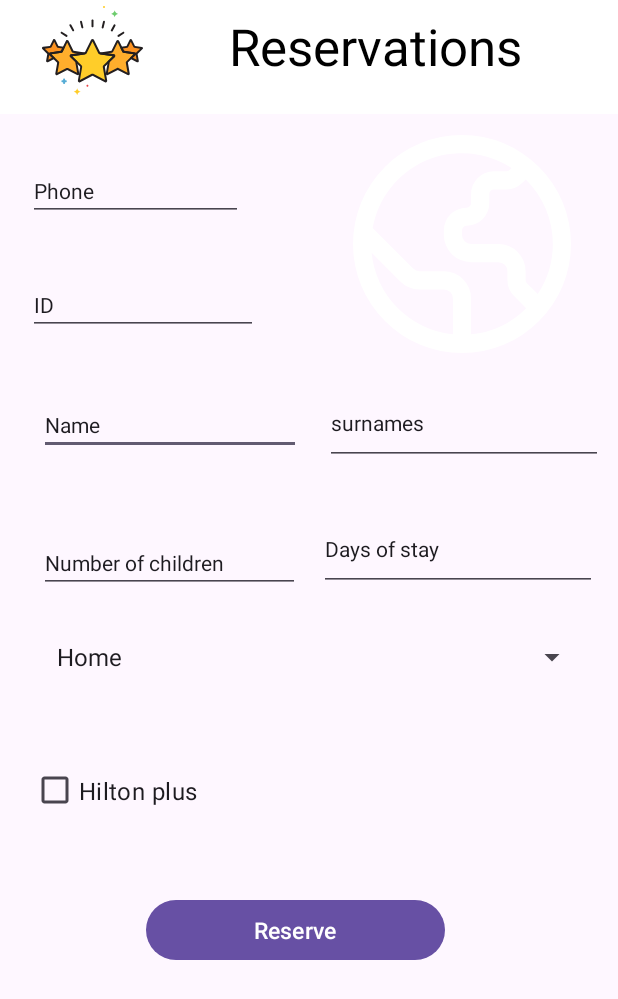
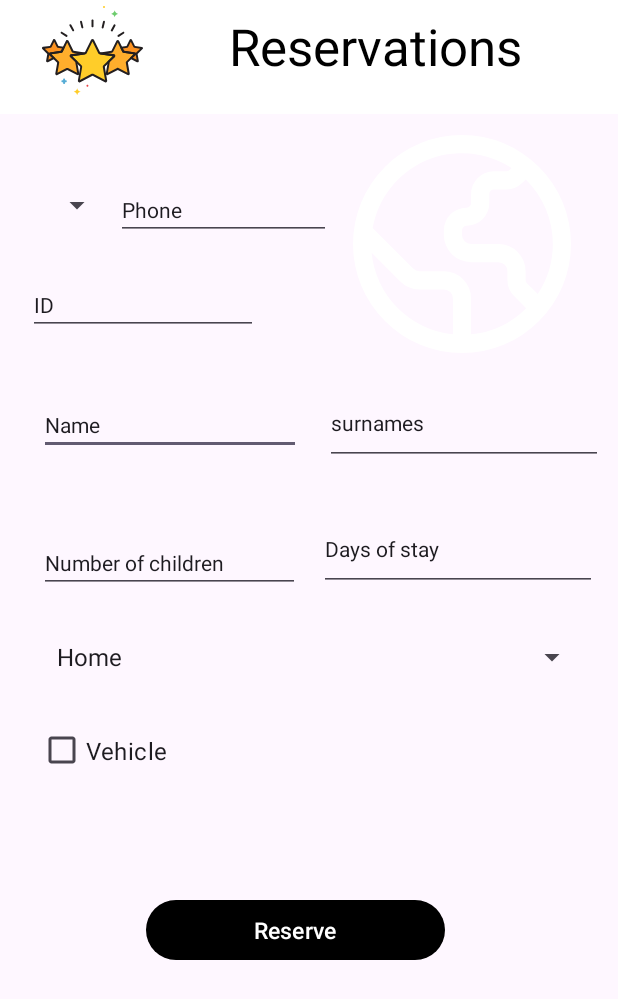
Before and after one commit to martinpez/hotel_servicios, an Android app: the layout relative.xml on its own in the app's theme, with its tools: preview values and no code run, on a phone screen of 412 x 824 dp. Shown: the top 999 px of the screen. Run offline under Robolectric (Android 15) with nearby library versions, the phone set to English and light mode, and no system bars.

Commit message:
Constraint layout add and new layout relative and images

```diff
--- a/app/src/main/res/layout/relative.xml
+++ b/app/src/main/res/layout/relative.xml
@@ -98,13 +98,13 @@
         android:layout_height="wrap_content"
         android:layout_below="@+id/toolbar"
         android:layout_alignParentEnd="true"
-        android:textSize="14sp"
-        android:layout_marginTop="45dp"
-        android:layout_marginEnd="250dp"
+        android:layout_marginTop="58dp"
+        android:layout_marginEnd="191dp"
         android:ems="10"
+        android:inputType="phone"
 
-        android:inputType="phone"
-        android:text="Phone" />
+        android:text="Phone"
+        android:textSize="14sp" />
 
     <EditText
         android:id="@+id/editTextNumber3"
@@ -139,9 +139,9 @@
         android:layout_height="78dp"
         android:layout_below="@+id/toolbar"
         android:layout_alignEnd="@+id/spinner_cargo"
-        android:layout_marginTop="426dp"
-        android:layout_marginEnd="204dp"
-        android:text="Hilton plus"
+        android:layout_marginTop="399dp"
+        android:layout_marginEnd="199dp"
+        android:text="Vehicle"
         android:textSize="16sp" />
 
     <Button
@@ -165,4 +165,17 @@
         android:layout_marginBottom="-5dp"
         app:srcCompat="@drawable/reshot_icon_5_stars_gr43f7skch" />
 
+    <Spinner
+        android:id="@+id/spinner"
+        android:layout_width="67dp"
+        android:layout_height="24dp"
+        android:layout_above="@+id/editTextNumber3"
+        android:layout_below="@+id/toolbar"
+        android:layout_alignEnd="@+id/editTextPhone"
+        android:layout_marginTop="34dp"
+        android:layout_marginEnd="145dp"
+        android:layout_marginBottom="6dp"
+        android:gravity="left"
+        android:textAlignment="gravity" />
+
 </RelativeLayout>
--- a/app/src/main/res/values-night/themes.xml
+++ b/app/src/main/res/values-night/themes.xml
@@ -2,6 +2,7 @@
     <!-- Base application theme. -->
     <style name="Base.Theme.Hotel_Servicios" parent="Theme.Material3.DayNight.NoActionBar">
         <!-- Customize your dark theme here. -->
-        <!-- <item name="colorPrimary">@color/my_dark_primary</item> -->
+        <item name="colorPrimary">#D1D5DB</item>
+
     </style>
 </resources>
--- a/app/src/main/res/values/strings.xml
+++ b/app/src/main/res/values/strings.xml
@@ -2,4 +2,7 @@
     <string name="btn_login">Login</string>
     <string name="txt_bienvenida">Welcome, Hotel hilton</string>
     <string name="app_name">Hotel_Service</string>
+    <string name="txt_reserver">
+        © 2024 <a href = "https://github.com/martinpez/hotel_servicios" > Martinpez™. </a> All Rights Reserved.
+</string>
 </resources>
--- a/app/src/main/res/values/themes.xml
+++ b/app/src/main/res/values/themes.xml
@@ -2,7 +2,7 @@
     <!-- Base application theme. -->
     <style name="Base.Theme.Hotel_Servicios" parent="Theme.Material3.DayNight.NoActionBar">
         <!-- Customize your light theme here. -->
-        <!-- <item name="colorPrimary">@color/my_light_primary</item> -->
+        <item name="colorPrimary">@color/black</item>
     </style>
 
     <style name="Theme.Hotel_Servicios" parent="Base.Theme.Hotel_Servicios" />
```
Also changed, not shown: app/src/main/res/layout/frame.xml (+9 -9 lines), app/src/main/res/layout/linear.xml (+13 -3 lines).
